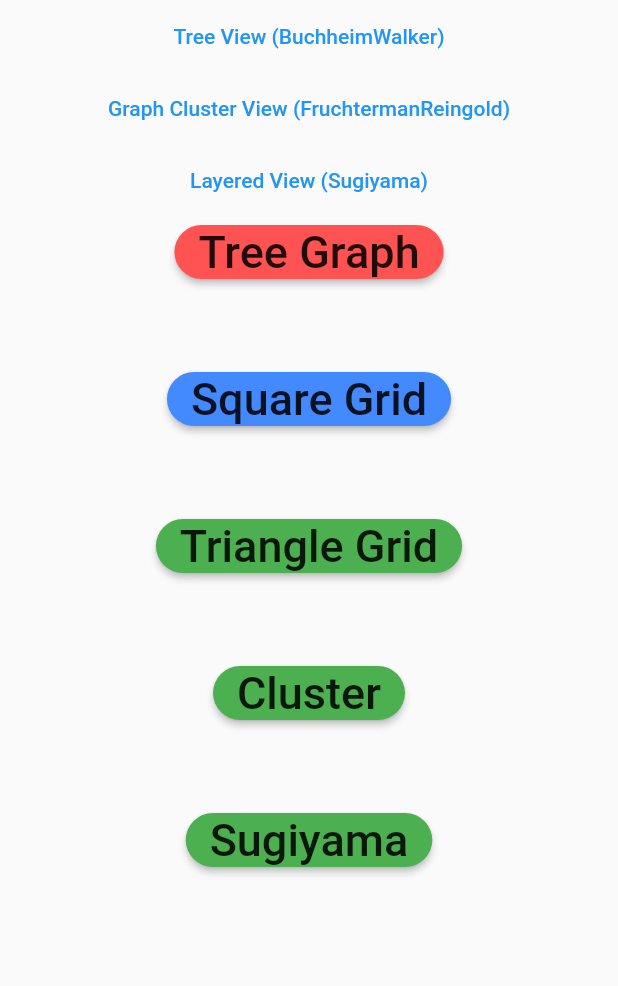
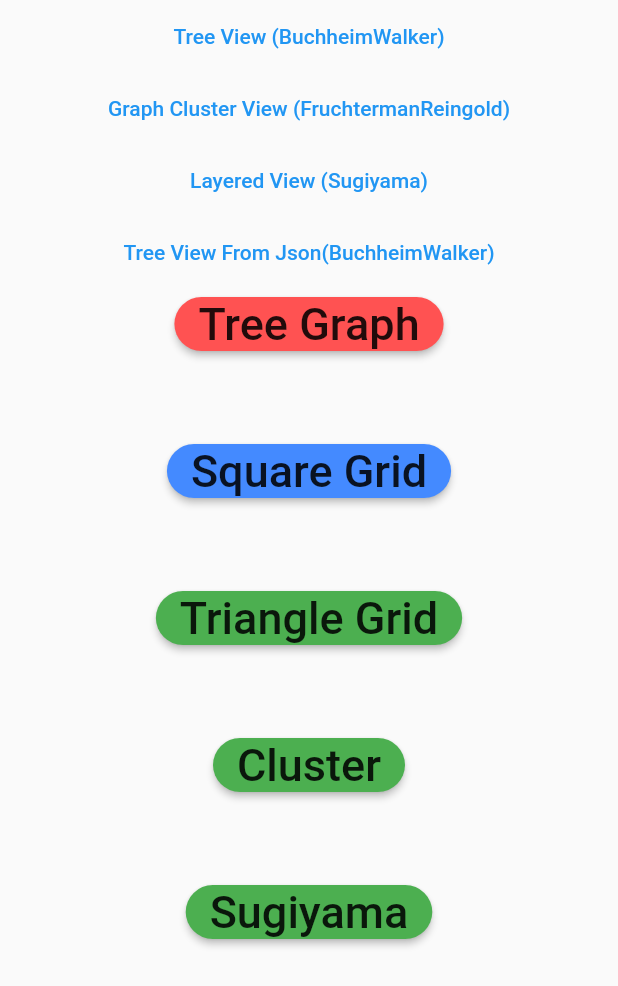
Before and after one commit to nabil6391/graphview, a Flutter app: the screen it shows after launch, on a phone screen of 412 x 824 dp. Shown: the top 986 px of the screen. Run offline on Flutter 3.47's test engine with Material 2 defaults, Android fonts, the phone set to English and light mode, and no system bars.

Commit message:
Resolve conflicts from Master

```diff
--- a/example/lib/main.dart
+++ b/example/lib/main.dart
@@ -1,10 +1,11 @@
 import 'package:example/LayerGraphView.dart';
+import 'package:example/TreeViewPageFromJson.dart';
 import 'package:flutter/material.dart';
 import 'package:graphview/GraphView.dart';
 
 import 'GraphViewClusterPage.dart';
 import 'TreeViewPage.dart';
-import 'graph_screen_cluster.dart';
+import 'graph_cluster_animated.dart';
 
 void main() {
   runApp(MyApp());
@@ -67,6 +68,19 @@ class Home extends StatelessWidget {
                   ),
               child: Text(
                 "Layered View (Sugiyama)",
+                style: TextStyle(color: Theme.of(context).primaryColor),
+              )),
+          FlatButton(
+              onPressed: () => Navigator.push(
+                context,
+                MaterialPageRoute(
+                    builder: (context) => Scaffold(
+                      appBar: AppBar(),
+                      body: TreeViewPageFromJson(),
+                    )),
+              ),
+              child: Text(
+                "Tree View From Json(BuchheimWalker)",
                 style: TextStyle(color: Theme.of(context).primaryColor),
               )),
           Center(
```
